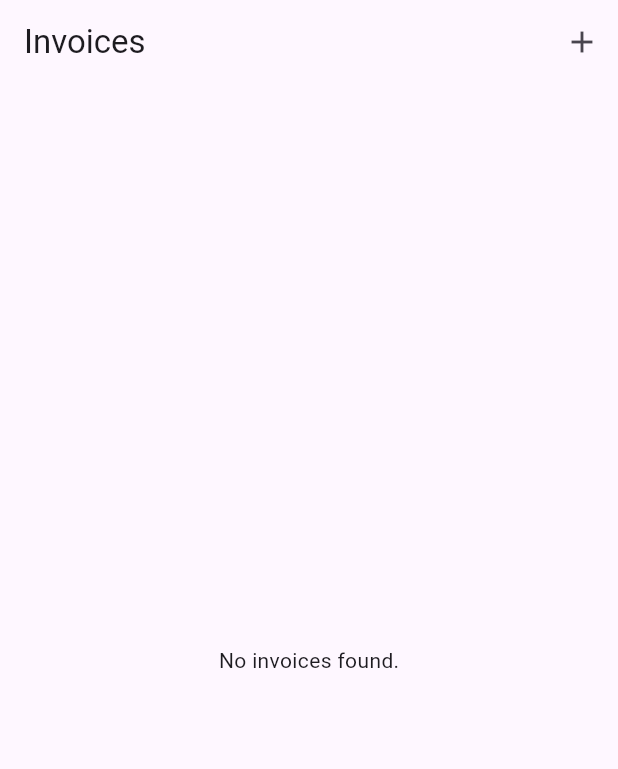
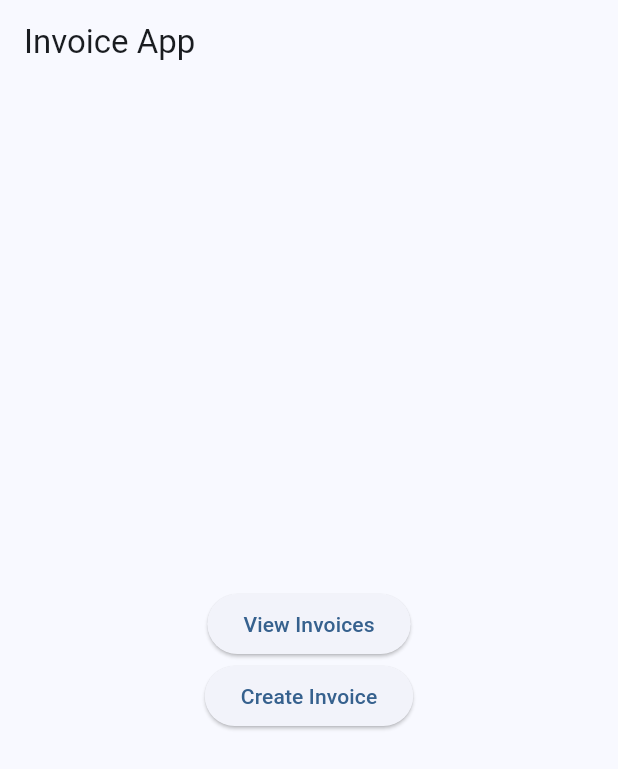
Before and after one commit to MungaiS/Invoicing_app, a Flutter app: the screen it shows after launch, on a phone screen of 412 x 824 dp. Shown: the top 769 px of the screen. Run offline on Flutter 3.47's test engine with Material 3 defaults, Android fonts, the phone set to English and light mode, and no system bars; our stand-ins replace hive, hive_flutter, pdf, printing; accounts and stored records are empty.

Commit message:
Added Homescreen screen

```diff
--- a/lib/main.dart
+++ b/lib/main.dart
@@ -3,6 +3,7 @@ import 'package:hive_flutter/hive_flutter.dart';
 import 'package:provider/provider.dart';
 
 import 'models/invoice.dart';
+import 'screens/home_screen.dart';
 import 'screens/create_invoice_screen.dart';
 import 'screens/invoice_list_screen.dart';
 import 'screens/invoice_detail_screen.dart';
@@ -34,14 +35,15 @@ class MyApp extends StatelessWidget {
         title: 'Invoice App',
         theme: ThemeData(
           // This is the theme of your application.
-          colorScheme: ColorScheme.fromSeed(seedColor: Colors.deepPurple),
+          colorScheme: ColorScheme.fromSeed(seedColor: Colors.blue),
           useMaterial3: true,
         ),
         // Set the initial route of the app
         initialRoute: '/',
         // Define the routes for the app
         routes: {
-          '/': (context) => InvoiceListScreen(),
+          '/': (context) => HomeScreen(),
+          '/invoices': (context) => InvoiceListScreen(),
           '/create': (context) => CreateInvoiceScreen(),
           '/detail': (context) => InvoiceDetailScreen(invoiceIndex: ModalRoute.of(context)!.settings.arguments as int),
           '/edit': (context) => EditInvoiceScreen(invoiceIndex: ModalRoute.of(context)!.settings.arguments as int),
--- /dev/null
+++ b/lib/screens/home_screen.dart
@@ -0,0 +1,31 @@
+import 'package:flutter/material.dart';
+
+class HomeScreen extends StatelessWidget {
+  @override
+  Widget build(BuildContext context) {
+    return Scaffold(
+      appBar: AppBar(
+        title: Text('Invoice App'),
+      ),
+      body: Center(
+        child: Column(
+          mainAxisAlignment: MainAxisAlignment.center,
+          children: [
+            ElevatedButton(
+              onPressed: () {
+                Navigator.pushNamed(context, '/invoices');
+              },
+              child: Text('View Invoices'),
+            ),
+            ElevatedButton(
+              onPressed: () {
+                Navigator.pushNamed(context, '/create');
+              },
+              child: Text('Create Invoice'),
+            ),
+          ],
+        ),
+      ),
+    );
+  }
+}
```
Also changed, not shown: 1 other file.
